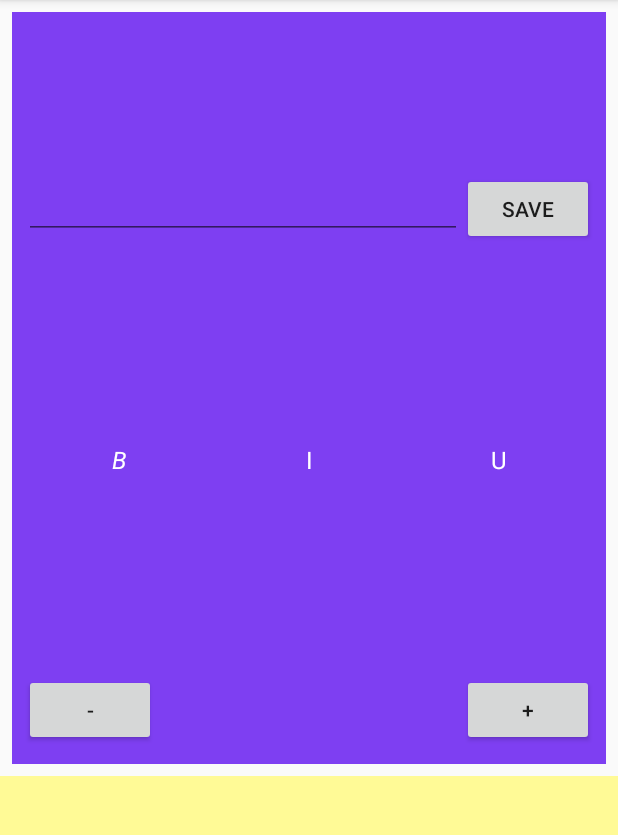
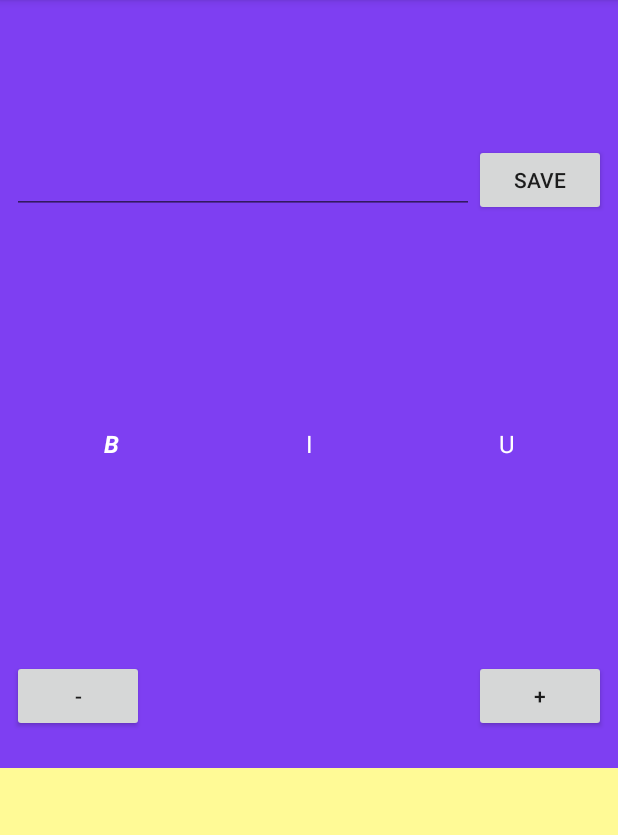
Before and after one commit to ayush547/Fragments, an Android app: the screen it shows after launch (MainActivity), after a tap on an icon or button, on a phone screen of 412 x 824 dp, the part 84-919 px from its top. Run offline under Robolectric (Android 15) with nearby library versions, the phone set to English and light mode, and no system bars; 1 other tap on this screen came first.

```diff
--- a/app/src/main/java/com/example/fragments/Controller.java
+++ b/app/src/main/java/com/example/fragments/Controller.java
@@ -29,13 +29,6 @@ public class Controller extends Fragment {
         // Required empty public constructor
     }
 
-    public interface ControllerListener{
-        void onSaveClicked(String input);
-        void update();
-        void setSize();
-        void size(float size);
-    }
-
     @Override
     public View onCreateView(final LayoutInflater inflater, ViewGroup container,
                              Bundle savedInstanceState) {
@@ -63,7 +56,7 @@ public class Controller extends Fragment {
                 isBold = true;
                 isItalic = false;
                 isUnderline = false;
-                bold.setTypeface(null, Typeface.ITALIC);
+                bold.setTypeface(null, Typeface.BOLD_ITALIC);
                 italics.setTypeface(null, Typeface.NORMAL);
                 underline.setTypeface(null, Typeface.NORMAL);
                 listener.update();
@@ -76,7 +69,7 @@ public class Controller extends Fragment {
                 isItalic = true;
                 isUnderline = false;
                 bold.setTypeface(null, Typeface.NORMAL);
-                italics.setTypeface(null, Typeface.ITALIC);
+                italics.setTypeface(null, Typeface.BOLD_ITALIC);
                 underline.setTypeface(null, Typeface.NORMAL);
                 listener.update();
             }
@@ -89,7 +82,7 @@ public class Controller extends Fragment {
                 isUnderline = true;
                 bold.setTypeface(null, Typeface.NORMAL);
                 italics.setTypeface(null, Typeface.NORMAL);
-                underline.setTypeface(null, Typeface.ITALIC);
+                underline.setTypeface(null, Typeface.BOLD_ITALIC);
                 listener.update();
             }
         });
@@ -97,21 +90,25 @@ public class Controller extends Fragment {
         minus.setOnClickListener(new View.OnClickListener() {
             @Override
             public void onClick(View v) {
-                listener.setSize();
-                size-=0.2;
-                listener.size(size);
+                listener.size(false);
             }
         });
 
         plus.setOnClickListener(new View.OnClickListener() {
             @Override
             public void onClick(View v) {
-                listener.setSize();
-                size+=0.2;
-                listener.size(size);
+                listener.size(true);
             }
         });
         return view;
+    }
+
+    public interface ControllerListener {
+        void onSaveClicked(String input);
+
+        void update();
+
+        void size(Boolean increase);
     }
 
     @Override
--- a/app/src/main/res/layout/activity_main.xml
+++ b/app/src/main/res/layout/activity_main.xml
@@ -12,7 +12,6 @@
         android:name="com.example.fragments.Controller"
         android:layout_width="match_parent"
         android:layout_height="0dp"
-        android:layout_margin="8dp"
         android:layout_weight="2" />
 
     <fragment
--- a/app/src/main/res/layout/fragment_controller.xml
+++ b/app/src/main/res/layout/fragment_controller.xml
@@ -17,7 +17,7 @@
         <EditText
             android:layout_width="0dp"
             android:layout_weight="1"
-            android:layout_height="40dp"
+            android:layout_height="wrap_content"
             android:id="@+id/inputText"
             android:layout_gravity="center"/>
         <Button
@@ -37,7 +37,7 @@
         <TextView
             android:layout_width="0dp"
             android:layout_weight="1"
-            android:layout_height="wrap_content"
+            android:layout_height="match_parent"
             android:gravity="center"
             android:text="B"
             android:clickable="true"
@@ -49,7 +49,7 @@
             android:layout_width="0dp"
             android:layout_weight="1"
             android:clickable="true"
-            android:layout_height="wrap_content"
+            android:layout_height="match_parent"
             android:gravity="center"
             android:text="I"
             android:id="@+id/italics"
@@ -60,7 +60,7 @@
             android:layout_width="0dp"
             android:layout_weight="1"
             android:clickable="true"
-            android:layout_height="wrap_content"
+            android:layout_height="match_parent"
             android:gravity="center"
             android:text="U"
             android:id="@+id/underline"
@@ -73,7 +73,8 @@
         android:layout_width="match_parent"
         android:layout_height="0dp"
         android:layout_weight="1"
-        android:layout_margin="8dp"
+        android:layout_marginLeft="8dp"
+        android:layout_marginRight="8dp"
         android:orientation="horizontal">
 
         <Button
```
Also changed, not shown: app/src/main/java/com/example/fragments/MainActivity.java (+6 -6 lines).
